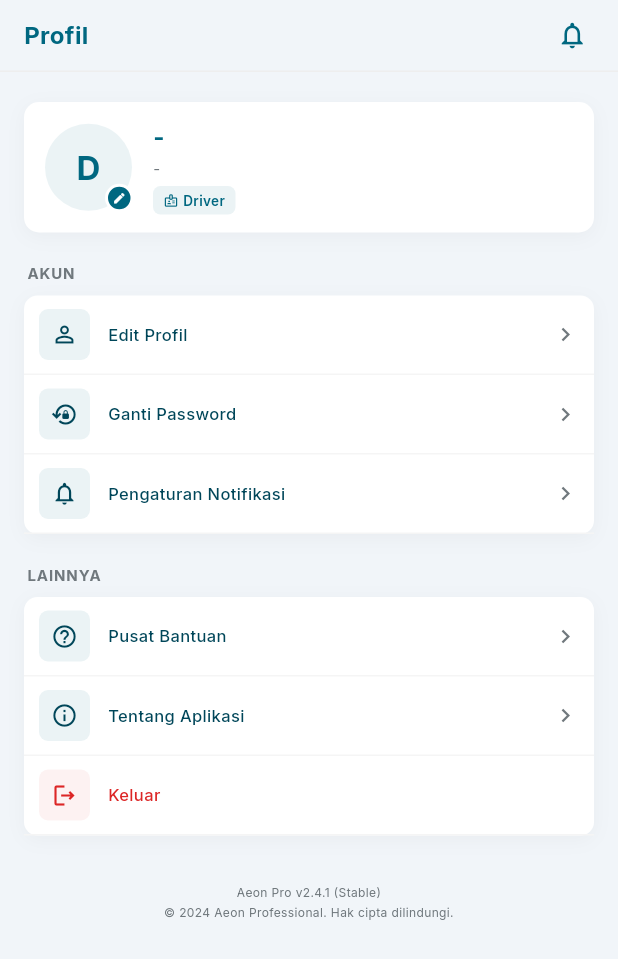
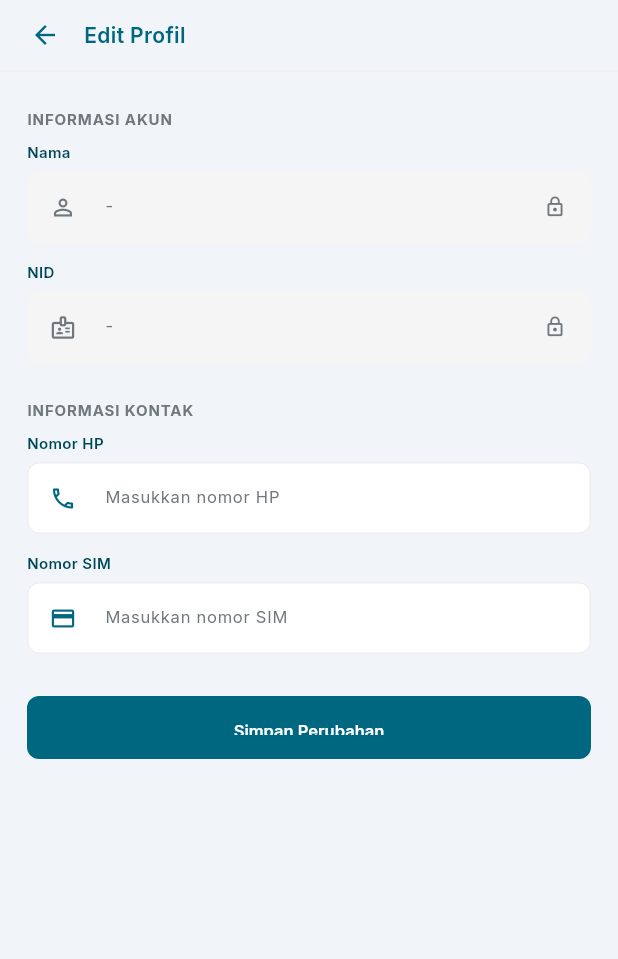
Before and after one commit to aqilaazza/kendis-plnnp, a Flutter app: the ProfilScreen screen opened directly, after a tap on "Edit Profil", on a phone screen of 412 x 824 dp. Shown: the top 959 px of the screen. Run offline on Flutter 3.47's test engine with Material 3 defaults, Android fonts, the phone set to English and light mode, and no system bars; our stand-ins replace google_fonts, image_picker, shared_preferences; accounts and stored records are empty.

Commit message:
feat(profil): integrasi API profil

```diff
--- a/kendis_app/lib/providers/auth_provider.dart
+++ b/kendis_app/lib/providers/auth_provider.dart
@@ -12,34 +12,91 @@ class AuthProvider extends ChangeNotifier {
 
   Future<void> checkLoginStatus() async {
     final loggedIn = await AuthService.isLoggedIn();
+
     status = loggedIn ? AuthStatus.loggedIn : AuthStatus.loggedOut;
+
     notifyListeners();
   }
 
-  Future<bool> login(String nid, String password) async {
+  Future<bool> login(
+    String nid,
+    String password,
+  ) async {
     isLoading = true;
     errorMessage = null;
     notifyListeners();
 
     try {
-      final user = await AuthService.login(nid, password);
+      final user = await AuthService.login(
+        nid,
+        password,
+      );
+
       currentUser = user;
       status = AuthStatus.loggedIn;
       isLoading = false;
+
       notifyListeners();
+
       return true;
     } catch (e) {
-      errorMessage = e.toString().replaceFirst('ApiException: ', '');
+      errorMessage = e.toString().replaceFirst(
+            'ApiException: ',
+            '',
+          );
+
+      isLoading = false;
+
+      notifyListeners();
+
+      return false;
+    }
+  }
+
+  // ============================================================
+  // UPDATE PROFILE
+  // ============================================================
+
+  Future<bool> updateProfile({
+    required String noHp,
+    required String noSim,
+  }) async {
+    isLoading = true;
+    errorMessage = null;
+    notifyListeners();
+
+    try {
+      final user = await AuthService.updateProfile(
+        noHp: noHp,
+        noSim: noSim,
+      );
+
+      // Update data user yang sedang login
+      currentUser = user;
+
       isLoading = false;
       notifyListeners();
+
+      return true;
+    } catch (e) {
+      errorMessage = e.toString().replaceFirst(
+        'ApiException: ',
+        '',
+      );
+
+      isLoading = false;
+      notifyListeners();
+
       return false;
     }
   }
 
   Future<void> logout() async {
     await AuthService.logout();
+
     currentUser = null;
     status = AuthStatus.loggedOut;
+
     notifyListeners();
   }
 }
--- /dev/null
+++ b/kendis_app/lib/screens/profil/edit_profil_screen.dart
@@ -0,0 +1,401 @@
+import 'package:flutter/material.dart';
+import 'package:provider/provider.dart';
+import 'package:flutter/services.dart';
+
+import '../../core/app_theme.dart';
+import '../../providers/auth_provider.dart';
+
+class EditProfilScreen extends StatefulWidget {
+  const EditProfilScreen({super.key});
+
+  @override
+  State<EditProfilScreen> createState() => _EditProfilScreenState();
+}
+
+class _EditProfilScreenState extends State<EditProfilScreen> {
+  final TextEditingController _noHpController = TextEditingController();
+  final TextEditingController _noSimController = TextEditingController();
+
+  @override
+  void initState() {
+    super.initState();
+
+    // Ambil data user yang sedang login
+    final user = context.read<AuthProvider>().currentUser;
+
+    _noHpController.text = user?.noHp ?? '';
+    _noSimController.text = user?.noSim ?? '';
+  }
+
+  @override
+  void dispose() {
+    _noHpController.dispose();
+    _noSimController.dispose();
+    super.dispose();
+  }
+
+  // =========================================================================
+  // BUILD
+  // =========================================================================
+
+  @override
+  Widget build(BuildContext context) {
+    final user = context.watch<AuthProvider>().currentUser;
+
+    return Scaffold(
+      backgroundColor: AppColors.background,
+
+      body: SafeArea(
+        child: Column(
+          children: [
+            // ===============================================================
+            // HEADER
+            // ===============================================================
+
+            _buildHeader(context),
+
+            // ===============================================================
+            // CONTENT
+            // ===============================================================
+
+            Expanded(
+              child: SingleChildScrollView(
+                padding: const EdgeInsets.fromLTRB(
+                  18,
+                  24,
+                  18,
+                  32,
+                ),
+                child: Column(
+                  crossAxisAlignment: CrossAxisAlignment.start,
+                  children: [
+                    // =========================================================
+                    // INFORMASI AKUN
+                    // =========================================================
+
+                    _sectionLabel('INFORMASI AKUN'),
+
+                    const SizedBox(height: 8),
+
+                    _buildReadOnlyField(
+                      label: 'Nama',
+                      value: user?.nama ?? '-',
+                      icon: Icons.person_outline,
+                    ),
+
+                    const SizedBox(height: 12),
+
+                    _buildReadOnlyField(
+                      label: 'NID',
+                      value: user?.nid ?? '-',
+                      icon: Icons.badge_outlined,
+                    ),
+
+                    const SizedBox(height: 24),
+
+                    // =========================================================
+                    // INFORMASI KONTAK
+                    // =========================================================
+
+                    _sectionLabel('INFORMASI KONTAK'),
+
+                    const SizedBox(height: 8),
+
+                    _buildTextField(
+                      label: 'Nomor HP',
+                      hintText: 'Masukkan nomor HP',
+                      controller: _noHpController,
+                      icon: Icons.phone_outlined,
+                      keyboardType: TextInputType.phone,
+                      inputFormatters: [
+                        FilteringTextInputFormatter.digitsOnly,
+                      ],
+                    ),
+
+                    const SizedBox(height: 12),
+
+                    _buildTextField(
+                      label: 'Nomor SIM',
+                      hintText: 'Masukkan nomor SIM',
+                      controller: _noSimController,
+                      icon: Icons.credit_card_outlined,
+                      keyboardType: TextInputType.number,
+                      inputFormatters: [
+                        FilteringTextInputFormatter.digitsOnly,
+                      ],
+                    ),
+
+                    const SizedBox(height: 28),
+
+                    // =========================================================
+                    // TOMBOL SIMPAN
+                    // =========================================================
+
+                    SizedBox(
+                      width: double.infinity,
+                      height: 42,
+                      child: ElevatedButton(
+                        onPressed: () {
+                          _saveProfile();
+                        },
+                        style: ElevatedButton.styleFrom(
+                          backgroundColor: AppColors.primary,
+                          foregroundColor: Colors.white,
+                          elevation: 0,
+                          shape: RoundedRectangleBorder(
+                            borderRadius: BorderRadius.circular(8),
+                          ),
+                        ),
+                        child: const Text(
+                          'Simpan Perubahan',
+                          style: TextStyle(
+                            fontSize: 11,
+                            fontWeight: FontWeight.w600,
+                          ),
+                        ),
+                      ),
+                    ),
+                  ],
+                ),
+              ),
+            ),
+          ],
+        ),
+      ),
+    );
+  }
+
+  // =========================================================================
+  // HEADER
+  // =========================================================================
+
+  Widget _buildHeader(BuildContext context) {
+    return Container(
+      height: 48,
+      padding: const EdgeInsets.symmetric(
+        horizontal: 16,
+      ),
+      decoration: BoxDecoration(
+        color: AppColors.background,
+        border: Border(
+          bottom: BorderSide(
+            color: Colors.grey.shade200,
+            width: 1,
+          ),
+        ),
+      ),
+      child: Row(
+        children: [
+          InkWell(
+            onTap: () {
+              Navigator.pop(context);
+            },
+            borderRadius: BorderRadius.circular(20),
+            child: const Padding(
+              padding: EdgeInsets.all(4),
+              child: Icon(
+                Icons.arrow_back,
+                size: 20,
+                color: AppColors.primary,
+              ),
+            ),
+          ),
+
+          const SizedBox(width: 12),
+
+          const Text(
+            'Edit Profil',
+            style: TextStyle(
+              fontSize: 14,
+              fontWeight: FontWeight.w600,
+              color: AppColors.primary,
+            ),
+          ),
+        ],
+      ),
+    );
+  }
+
+  // =========================================================================
+  // SECTION LABEL
+  // =========================================================================
+
+  Widget _sectionLabel(String text) {
+    return Text(
+      text,
+      style: TextStyle(
+        fontSize: 10,
+        fontWeight: FontWeight.w700,
+        color: AppColors.textMuted,
+        letterSpacing: 0.6,
+      ),
+    );
+  }
+
+  // =========================================================================
+  // READ ONLY FIELD
+  // =========================================================================
+
+  Widget _buildReadOnlyField({
+    required String label,
+    required String value,
+    required IconData icon,
+  }) {
+    return Column(
+      crossAxisAlignment: CrossAxisAlignment.start,
+      children: [
+        Text(
+          label,
+          style: const TextStyle(
+            fontSize: 10,
+            fontWeight: FontWeight.w600,
+            color: AppColors.textPrimary,
+          ),
+        ),
+
+        const SizedBox(height: 6),
+
+        TextField(
+          controller: TextEditingController(text: value),
+          readOnly: true,
+          style: TextStyle(
+            fontSize: 11,
+            color: AppColors.textMuted,
+          ),
+          decoration: InputDecoration(
+            prefixIcon: Icon(
+              icon,
+              size: 18,
+              color: AppColors.textMuted,
+            ),
+            suffixIcon: const Icon(
+              Icons.lock_outline,
+              size: 15,
+              color: AppColors.textMuted,
+            ),
+            filled: true,
+            fillColor: Colors.grey.shade100,
+            contentPadding: const EdgeInsets.symmetric(
+              horizontal: 12,
+              vertical: 10,
+            ),
+            border: OutlineInputBorder(
+              borderRadius: BorderRadius.circular(8),
+              borderSide: BorderSide.none,
+            ),
+          ),
+        ),
+      ],
+    );
+  }
+
+  // =========================================================================
+  // EDITABLE FIELD
+  // =========================================================================
+
+  Widget _buildTextField({
+    required String label,
+    required String hintText,
+    required TextEditingController controller,
+    required IconData icon,
+    required TextInputType keyboardType,
+    List<TextInputFormatter>? inputFormatters,
+  }) {
+    return Column(
+      crossAxisAlignment: CrossAxisAlignment.start,
+      children: [
+        Text(
+          label,
+          style: const TextStyle(
+            fontSize: 10,
+            fontWeight: FontWeight.w600,
+            color: AppColors.textPrimary,
+          ),
+        ),
+
+        const SizedBox(height: 6),
+
+        TextField(
+          controller: controller,
+          keyboardType: keyboardType,
+          inputFormatters: inputFormatters,
+          style: const TextStyle(
+            fontSize: 11,
+            color: AppColors.textPrimary,
+          ),
+          decoration: InputDecoration(
+            hintText: hintText,
+            hintStyle: TextStyle(
+              fontSize: 11,
+              color: AppColors.textMuted,
+            ),
+            prefixIcon: Icon(
+              icon,
+              size: 18,
+              color: AppColors.primary,
+            ),
+            filled: true,
+            fillColor: Colors.white,
+            contentPadding: const EdgeInsets.symmetric(
+              horizontal: 12,
+              vertical: 10,
+            ),
+            border: OutlineInputBorder(
+              borderRadius: BorderRadius.circular(8),
+              borderSide: BorderSide(
+                color: Colors.grey.shade200,
+              ),
+            ),
+            enabledBorder: OutlineInputBorder(
+              borderRadius: BorderRadius.circular(8),
+              borderSide: BorderSide(
+                color: Colors.grey.shade200,
+              ),
+            ),
+            focusedBorder: OutlineInputBorder(
+              borderRadius: BorderRadius.circular(8),
+              borderSide: const BorderSide(
+                color: AppColors.primary,
+                width: 1.2,
+              ),
+            ),
+          ),
+        ),
+      ],
+    );
+  }
+
+  // =========================================================================
+  // SAVE PROFILE
+  // =========================================================================
+
+  Future<void> _saveProfile() async {
+    final noHp = _noHpController.text.trim();
+    final noSim = _noSimController.text.trim();
+
+    final authProvider = context.read<AuthProvider>();
+
+    final success = await authProvider.updateProfile(
+      noHp: noHp,
+      noSim: noSim,
+    );
+
+    if (!mounted) return;
+
+    if (success) {
+      // Kembali ke halaman Profil
+      // true = menandakan update berhasil
+      Navigator.pop(context, true);
+    } else {
+      ScaffoldMessenger.of(context).showSnackBar(
+        SnackBar(
+          content: Text(
+            authProvider.errorMessage ??
+                'Gagal memperbarui profil',
+          ),
+        ),
+      );
+    }
+  }
+
+}
--- a/kendis_app/lib/screens/profil/profil_screen.dart
+++ b/kendis_app/lib/screens/profil/profil_screen.dart
@@ -5,6 +5,7 @@ import 'package:provider/provider.dart';
 import '../../core/app_theme.dart';
 import '../../providers/auth_provider.dart';
 import 'foto_profil_screen.dart';
+import 'edit_profil_screen.dart';
 
 class ProfilScreen extends StatelessWidget {
   const ProfilScreen({super.key});
@@ -95,8 +96,60 @@ class ProfilScreen extends StatelessWidget {
                       _MenuTile(
                         icon: Icons.person_outline,
                         label: 'Edit Profil',
-                        onTap: () {
-                          // Nanti diarahkan ke EditProfilScreen
+                        onTap: () async {
+                          final result = await Navigator.push(
+                            context,
+                            MaterialPageRoute(
+                              builder: (_) => const EditProfilScreen(),
+                            ),
+                          );
+
+                          if (result == true && context.mounted) {
+                            ScaffoldMessenger.of(context).showSnackBar(
+                              SnackBar(
+                                content: Row(
+                                  children: [
+                                    Container(
+                                      width: 32,
+                                      height: 32,
+                                      decoration: BoxDecoration(
+                                        color: Colors.white.withOpacity(0.2),
+                                        shape: BoxShape.circle,
+                                      ),
+                                      child: const Icon(
+                                        Icons.check_rounded,
+                                        color: Colors.white,
+                                        size: 20,
+                                      ),
+                                    ),
+                                    const SizedBox(width: 12),
+                                    const Expanded(
+                                      child: Text(
+                                        'Profil berhasil diperbarui',
+                                        style: TextStyle(
+                                          fontSize: 13,
+                                          fontWeight: FontWeight.w600,
+                                        ),
+                                      ),
+                                    ),
+                                  ],
+                                ),
+                                backgroundColor: AppColors.primary,
+                                behavior: SnackBarBehavior.floating,
+                                elevation: 4,
+                                margin: const EdgeInsets.fromLTRB(
+                                  16,
+                                  0,
+                                  16,
+                                  20,
+                                ),
+                                shape: RoundedRectangleBorder(
+                                  borderRadius: BorderRadius.circular(12),
+                                ),
+                                duration: const Duration(seconds: 2),
+                              ),
+                            );
+                          }
                         },
                       ),
                       _MenuTile(
@@ -297,9 +350,7 @@ class ProfilScreen extends StatelessWidget {
               ),
             ],
           ),
-
           const SizedBox(width: 14),
-
           Expanded(
             child: Column(
               crossAxisAlignment: CrossAxisAlignment.start,
@@ -314,9 +365,7 @@ class ProfilScreen extends StatelessWidget {
                     color: AppColors.primary,
                   ),
                 ),
-
                 const SizedBox(height: 2),
-
                 Text(
                   nid,
                   maxLines: 1,
@@ -326,9 +375,7 @@ class ProfilScreen extends StatelessWidget {
                     color: AppColors.textMuted,
                   ),
                 ),
-
                 const SizedBox(height: 5),
-
                 Container(
                   padding: const EdgeInsets.symmetric(
                     horizontal: 7,
--- a/kendis_app/lib/services/auth_service.dart
+++ b/kendis_app/lib/services/auth_service.dart
@@ -21,18 +21,63 @@ class AuthService {
     return user;
   }
 
+  // ============================================================
+  // GET PROFILE
+  // ============================================================
+
+  static Future<UserModel> getProfile() async {
+    final res = await ApiClient.get('/profil/me.php');
+
+    final data = res['data'] as Map<String, dynamic>;
+
+    return UserModel.fromJson(data);
+  }
+
+  // ============================================================
+  // UPDATE PROFILE
+  // ============================================================
+
+  static Future<UserModel> updateProfile({
+    required String noHp,
+    required String noSim,
+  }) async {
+    await ApiClient.post('/profil/me.php', {
+      'no_hp': noHp,
+      'no_sim': noSim,
+    });
+
+
+    // API saat ini mengembalikan:
+    // jsonSuccess(null, 'Profil berhasil diperbarui');
+    // Jadi belum ada data user terbaru di response.
+    // Untuk sementara kembalikan data dari API
+    // setelah update melalui getProfile().
+
+    return await getProfile();
+  }
+
+  // ============================================================
+  // LOGOUT
+  // ============================================================
+
   static Future<void> logout() async {
     try {
       await ApiClient.post('/auth/logout.php', {});
     } catch (_) {
-      // tetap hapus sesi lokal walau request gagal (mis. tidak ada koneksi)
+      // tetap hapus sesi lokal walau request gagal
     }
+
     final prefs = await SharedPreferences.getInstance();
     await prefs.clear();
   }
 
+  // ============================================================
+  // CEK LOGIN
+  // ============================================================
+
   static Future<bool> isLoggedIn() async {
     final prefs = await SharedPreferences.getInstance();
+
     return prefs.getString('auth_token') != null;
   }
 }
```
